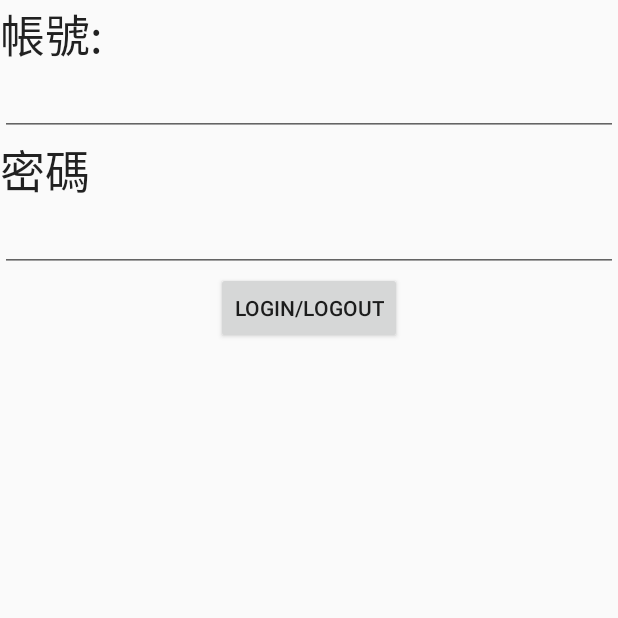
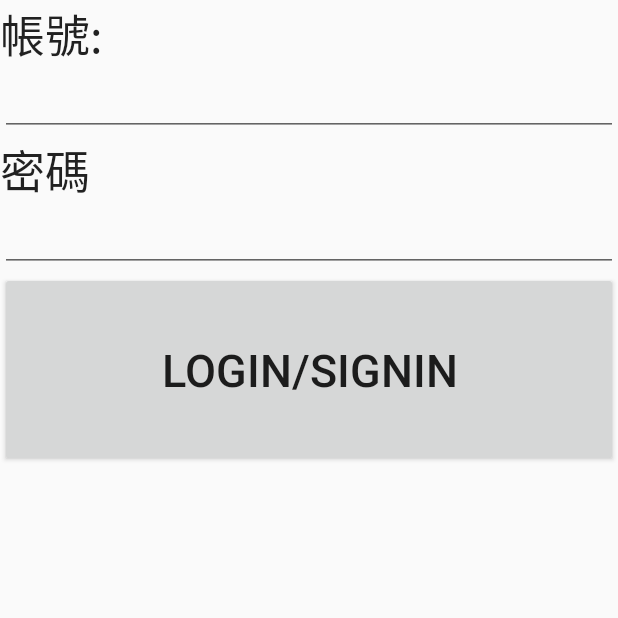
Before and after one commit to Chris0702/gameChatAndroid, an Android app: the fragment LoginFragment placed in its activity, on a phone screen of 412 x 824 dp, the top half of it. Run offline under Robolectric (Android 15) with nearby library versions, the phone set to English and light mode, and no system bars; 4 statements that could not run were skipped.

Commit message:
add search fragment

```diff
--- a/app/src/main/java/magic/com/gamechat/fragment/ChatFragment.java
+++ b/app/src/main/java/magic/com/gamechat/fragment/ChatTextFragment.java
@@ -34,7 +34,7 @@ import magic.com.gamechat.tool.SocketIO;
 /**
  * Created by DX on 2016/12/10.
  */
-public class ChatFragment  extends ControlFragment{
+public class ChatTextFragment extends ControlFragment {
 
     private Factory factory;
     private LoginFragment loginFragment;
@@ -67,9 +67,8 @@ public class ChatFragment  extends ControlFragment{
             @Override
             public boolean onKey(View v, int keyCode, KeyEvent event) {
                 if (keyCode == KeyEvent.KEYCODE_BACK) {
-                    // handle back button
-//                    Toast.makeText(getActivity(), "這是返回鍵", Toast.LENGTH_SHORT).show();
-//                    model.changeFragment(getFragmentManager(), R.id.content_main, loginFragment);
+                    SearchFriendFragment searchFriendFragment = factory.createSearchFriendFragment();
+                    controlModel.changeFragment(getFragmentManager(), R.id.content_main, searchFriendFragment);
                     return true;
                 }
                 return false;
@@ -134,12 +133,10 @@ public class ChatFragment  extends ControlFragment{
         });
 
 
-
-
         logoutButton.setOnClickListener(new Button.OnClickListener() {
             @Override
             public void onClick(View arg0) {
-            controlModel.setLogoutToDB();
+                controlModel.setLogoutToDB();
                 controlModel.changeFragment(getFragmentManager(), R.id.content_main, loginFragment);
             }
         });
--- a/app/src/main/java/magic/com/gamechat/fragment/ControlFragment.java
+++ b/app/src/main/java/magic/com/gamechat/fragment/ControlFragment.java
@@ -15,7 +15,7 @@ public class ControlFragment extends Fragment {
     Model controlModel;
 
     public void setControlModel(Model model) {
-        model.toastString("ControlFragment  setControlModel(Model model) ");
+        controlModel.toastString("ControlFragment  setControlModel(Model model) ",getActivity());
     }
 
     public Model getControlModel() {
--- a/app/src/main/java/magic/com/gamechat/tool/Factory.java
+++ b/app/src/main/java/magic/com/gamechat/tool/Factory.java
@@ -4,8 +4,9 @@ import android.app.Activity;
 import android.app.Application;
 import android.webkit.WebView;
 
-import magic.com.gamechat.fragment.ChatFragment;
+import magic.com.gamechat.fragment.ChatTextFragment;
 import magic.com.gamechat.fragment.LoginFragment;
+import magic.com.gamechat.fragment.SearchFriendFragment;
 import magic.com.gamechat.role.SystemInfo;
 
 
@@ -19,12 +20,15 @@ public class Factory {
         return new LoginFragment();
     }
 
-    public ChatFragment createChatFragment()
+    public ChatTextFragment createChatTextFragment()
     {
-        return new ChatFragment();
+        return new ChatTextFragment();
     }
 
-
+    public SearchFriendFragment createSearchFriendFragment()
+    {
+        return new SearchFriendFragment();
+    }
 //    public User createUser() {
 //        return new User();
 //    }
--- a/app/src/main/java/magic/com/gamechat/tool/Model.java
+++ b/app/src/main/java/magic/com/gamechat/tool/Model.java
@@ -48,9 +48,13 @@ public class Model implements Serializable {
         createObj();
     }
 
-    public void toastString(String str)
-    {
-        Toast.makeText(controlActivity, str, Toast.LENGTH_SHORT).show();
+    public void toastString(final String str, final Activity activity) {
+        activity.runOnUiThread(new Runnable() {
+            @Override
+            public void run() {
+                Toast.makeText(activity, str, Toast.LENGTH_SHORT).show();
+            }
+        });
     }
 
     public byte[] Bitmap2Bytes(Bitmap bm) {
@@ -83,8 +87,11 @@ public class Model implements Serializable {
     }
 
     private void createSystemInfo() {
-        SystemInfo systemInfo = factory.createSystemInfo();
-        dbHelper.insertSystemInfo(systemInfo);
+        SystemInfo systemInfo = getSystemInfo();
+        if (systemInfo == null) {
+            systemInfo = factory.createSystemInfo();
+            dbHelper.insertSystemInfo(systemInfo);
+        }
     }
 
     public SystemInfo getSystemInfo() {
@@ -119,7 +126,8 @@ public class Model implements Serializable {
             dbHelper.updateSystemInfoByPK(systemInfo);
         }
     }
-//
+
+    //
 //    public void saveFirebaseToken(String token) {
 //        SystemInfo systemInfo = getSystemInfo();
 //        if (systemInfo != null) {
@@ -128,11 +136,11 @@ public class Model implements Serializable {
 //        }
 //    }
 //
-    public void saveLoginAccount( String username, String password) {
-        if(username==null)
-            username=Constants.ENPTY_STRING;
-        if(password==null)
-            password=Constants.ENPTY_STRING;
+    public void saveLoginAccount(String username, String password) {
+        if (username == null)
+            username = Constants.ENPTY_STRING;
+        if (password == null)
+            password = Constants.ENPTY_STRING;
         SystemInfo systemInfo = getSystemInfo();
         if (systemInfo != null) {
             systemInfo.setAttribute(2, Constants.TRUE_STRING);
@@ -142,7 +150,8 @@ public class Model implements Serializable {
             logSystemInfoDB();
         }
     }
-//
+
+    //
 //    public void saveFunctionList(String actionLog, String alarmLog, String alarmSummary, String trend, String dashboard, String tagsInfo, String gMap) {
 //        SystemInfo systemInfo = getSystemInfo();
 //        if (systemInfo != null) {
@@ -221,7 +230,8 @@ public class Model implements Serializable {
             return Constants.ENPTY_STRING;
         }
     }
-//
+
+    //
 //    public String getLastProjectName() {
 //        if (dbHelper != null) {
 //            logSystemInfoDB();
@@ -433,7 +443,7 @@ public class Model implements Serializable {
     public JSONObject getJsonObject(String JSONString) {
         JSONObject jsonObject = null;
         try {
-            if(JSONString.indexOf(Constants.OPEN_BRACE)>=0) {
+            if (JSONString.indexOf(Constants.OPEN_BRACE) >= 0) {
                 JSONString = JSONString.substring(JSONString.indexOf(Constants.OPEN_BRACE), JSONString.lastIndexOf(Constants.CLOSE_BRACE) + 1);
                 jsonObject = new JSONObject(JSONString);
             }
--- a/app/src/main/res/layout/login_fragment.xml
+++ b/app/src/main/res/layout/login_fragment.xml
@@ -1,7 +1,8 @@
 <?xml version="1.0" encoding="utf-8"?>
 <LinearLayout xmlns:android="http://schemas.android.com/apk/res/android"
     android:orientation="vertical" android:layout_width="match_parent"
-    android:layout_height="match_parent">
+    android:layout_height="match_parent"
+    android:weightSum="1">
 
     <TextView
         android:layout_width="wrap_content"
@@ -31,9 +32,11 @@
         android:layout_gravity="center_horizontal" />
 
     <Button
-        android:layout_width="wrap_content"
+        android:layout_width="match_parent"
         android:layout_height="wrap_content"
-        android:text="Login/Logout"
-        android:id="@+id/login_or_login_button"
-        android:layout_gravity="center_horizontal" />
+        android:text="Login/signIn"
+        android:id="@+id/login_or_signIn_button"
+        android:layout_gravity="center_horizontal"
+        android:layout_weight="0.12"
+        android:textSize="30dp" />
 </LinearLayout>
```
Also changed, not shown: app/src/main/java/magic/com/gamechat/define/Constants.java (+8 -3 lines), app/src/main/java/magic/com/gamechat/fragment/LoginFragment.java (+30 -17 lines), app/src/main/java/magic/com/gamechat/fragment/SearchFriendFragment.java (added, +111 -0 lines), app/src/main/java/magic/com/gamechat/tool/HttpClient.java (+2 -12 lines), app/src/main/res/layout/search_friend_fragment.xml (added, +42 -0 lines).
